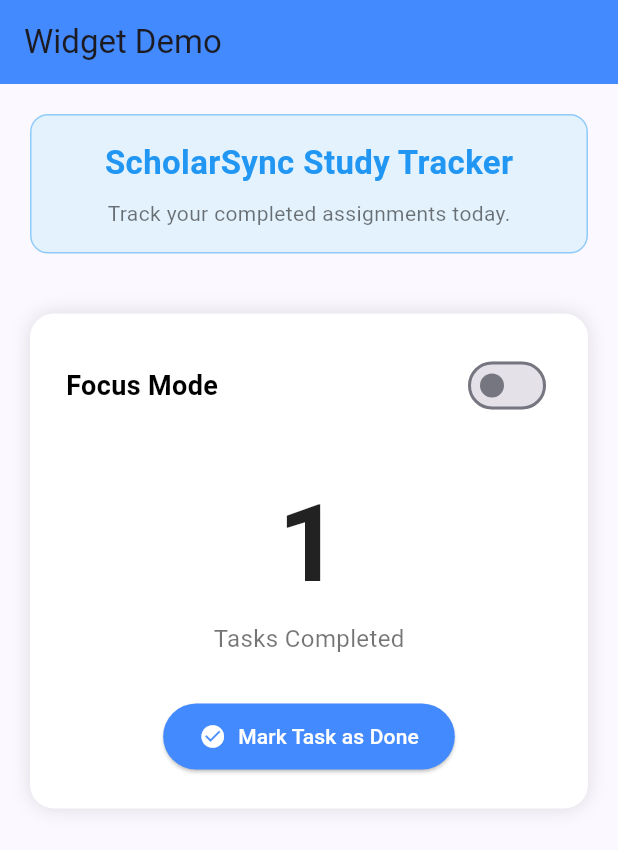
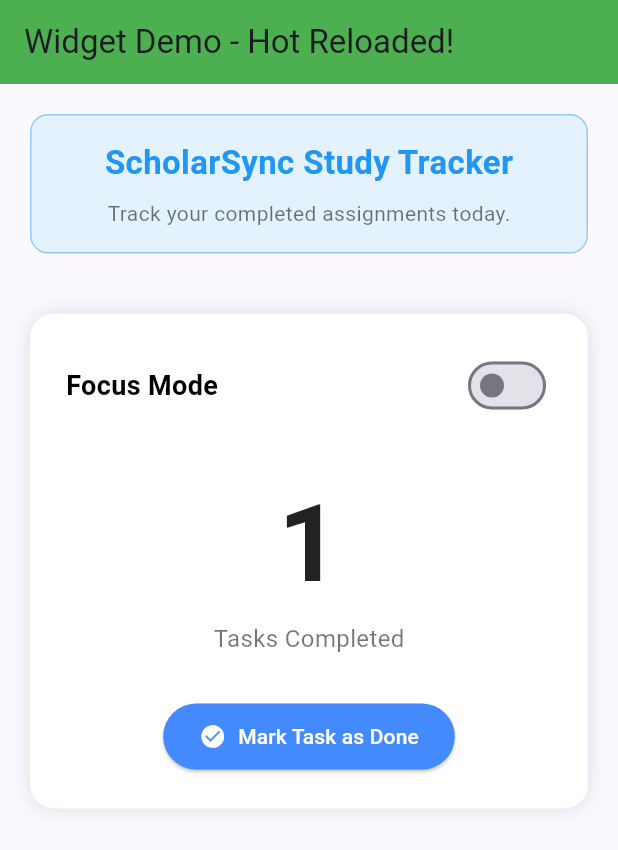
Before and after one commit to kalviumcommunity/S75-0226-SAT-Flutter-Firebase-ScholarSync, a Flutter app: the screen it shows after launch, after a tap on "Mark Task as Done", on a phone screen of 412 x 824 dp. Shown: the top 850 px of the screen. Run offline on Flutter 3.47's test engine with Material 3 defaults, Android fonts, the phone set to English and light mode, and no system bars; our stand-ins replace firebase_auth, firebase_core; accounts and stored records are empty.

Commit message:
chore: demonstrated hot reload, debug console, and DevTools usage

```diff
--- a/lib/screens/stateless_stateful_demo.dart
+++ b/lib/screens/stateless_stateful_demo.dart
@@ -1,4 +1,5 @@
 import 'package:flutter/material.dart';
+import 'package:flutter/foundation.dart'; // Required for debugPrint
 
 // --- MAIN SCREEN ---
 class StatelessStatefulDemoScreen extends StatelessWidget {
@@ -8,8 +9,10 @@ class StatelessStatefulDemoScreen extends StatelessWidget {
   Widget build(BuildContext context) {
     return Scaffold(
       appBar: AppBar(
-        title: const Text('Widget Demo'),
-        backgroundColor: Colors.blueAccent,
+        // CHANGED: Updated text to demonstrate hot reload
+        title: const Text('Widget Demo - Hot Reloaded!'),
+        // CHANGED: Updated color from blueAccent to green
+        backgroundColor: Colors.green,
       ),
       body: const Padding(
         padding: EdgeInsets.all(20.0),
@@ -90,6 +93,8 @@ class _InteractiveTaskCounterState extends State<InteractiveTaskCounter> {
   void _incrementTasks() {
     setState(() {
       _completedTasks++;
+      // This prints directly to your Debug Console!
+      debugPrint('ScholarSync Log: Task marked as done! Total completed: $_completedTasks');
     });
   }
 
```
